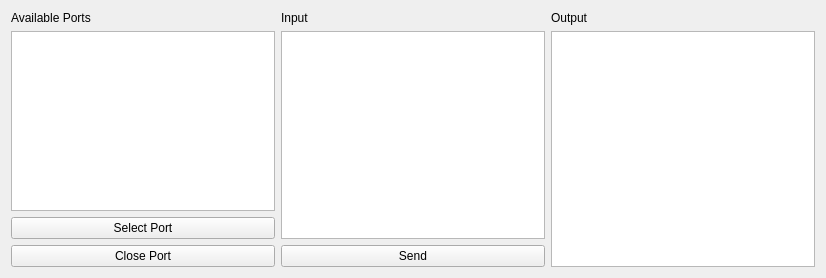
The window that rs485.ui (solar05/InterfaceEmulator) describes before a commit, drawn with Qt 5.
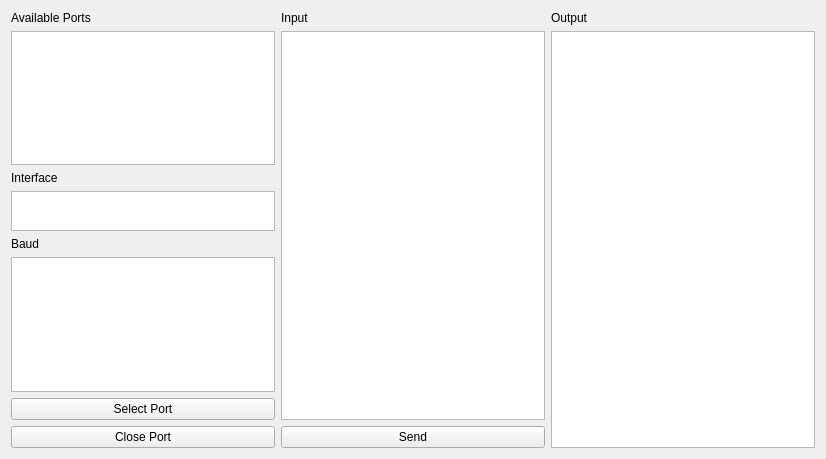
The same window after the commit.

```diff
--- a/rs485.ui
+++ b/rs485.ui
@@ -7,7 +7,7 @@
     <x>0</x>
     <y>0</y>
     <width>826</width>
-    <height>278</height>
+    <height>459</height>
    </rect>
   </property>
   <property name="minimumSize">
@@ -70,7 +70,34 @@
         <widget class="QListWidget" name="listWidget"/>
        </item>
        <item>
-        <widget class="QPushButton" name="pushButton_2">
+        <widget class="QLabel" name="label_4">
+         <property name="text">
+          <string>Interface</string>
+         </property>
+        </widget>
+       </item>
+       <item>
+        <widget class="QListWidget" name="interfaceSelect">
+         <property name="maximumSize">
+          <size>
+           <width>16777215</width>
+           <height>40</height>
+          </size>
+         </property>
+        </widget>
+       </item>
+       <item>
+        <widget class="QLabel" name="label_5">
+         <property name="text">
+          <string>Baud</string>
+         </property>
+        </widget>
+       </item>
+       <item>
+        <widget class="QListWidget" name="baudSelect"/>
+       </item>
+       <item>
+        <widget class="QPushButton" name="selectButton">
          <property name="text">
           <string>Select Port</string>
          </property>
```
Left out of the diff: 10 changed lines with no effect on the pictures.
